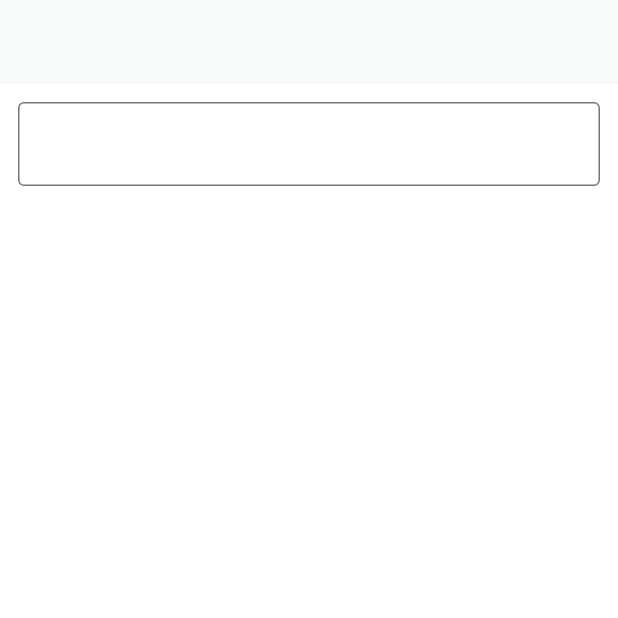
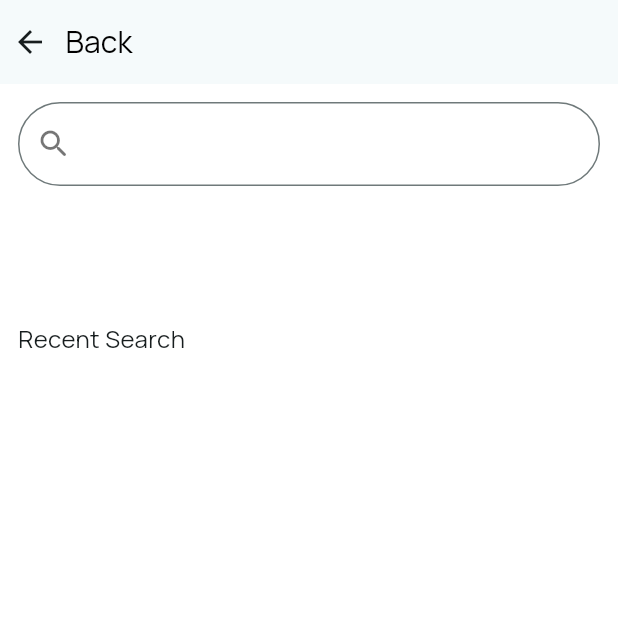
Before and after one commit to Olanrewaaju/Exer, a Flutter app: the SearchScreen screen opened directly, on a phone screen of 412 x 824 dp, the top half of it. Run offline on Flutter 3.47's test engine with Material 3 defaults, Android fonts, the phone set to English and light mode, and no system bars; network calls fail.

Commit message:
Added the recent search section to the search screen

```diff
--- a/lib/main.dart
+++ b/lib/main.dart
@@ -3,6 +3,7 @@ import 'package:exer/screens/test1.dart';
 import 'package:exer/state_management/provider_full_details.dart';
 import 'package:exer/state_management/provider_part.dart';
 import 'package:exer/state_management/provider_search.dart';
+import 'package:exer/state_management/recent_provider.dart';
 import 'package:exer/state_management/saved_exercise.dart';
 import 'package:flutter/material.dart';
 import 'package:provider/provider.dart';
@@ -19,6 +20,7 @@ class MyApp extends StatelessWidget {
   Widget build(BuildContext context) {
     return MultiProvider(
       providers: [
+        ChangeNotifierProvider(create: (context) => RecentProvider()),
         ChangeNotifierProvider(create: (context) => SavedExercise()),
         ChangeNotifierProvider(create: (context) => ProviderPart()),
         ChangeNotifierProvider(create: (context) => ProviderSearch()),
--- a/lib/screens/search_screen.dart
+++ b/lib/screens/search_screen.dart
@@ -1,6 +1,7 @@
 import 'package:exer/screens/bookmarked_screen.dart';
 import 'package:exer/screens/search_display.dart';
 import 'package:exer/state_management/provider_search.dart';
+import 'package:exer/state_management/recent_provider.dart';
 import 'package:flutter/material.dart';
 import 'package:provider/provider.dart';
 
@@ -15,17 +16,44 @@ class _SearchScreenState extends State<SearchScreen> {
   final TextEditingController searchValue = TextEditingController();
   @override
   Widget build(BuildContext context) {
+    final worders = context.read<RecentProvider>().recentWords;
     return Scaffold(
-      appBar: AppBar(),
+      appBar: AppBar(
+        automaticallyImplyLeading: true,
+        leadingWidth: 18,
+        title: TextButton(
+          style: ButtonStyle(padding: WidgetStatePropertyAll(EdgeInsets.zero)),
+          onPressed: () {
+            Navigator.pop(context);
+          },
+
+          child: Text(
+            'Back',
+            style: TextStyle(
+              fontSize: 20,
+              fontWeight: FontWeight.w400,
+              color: Colors.black,
+            ),
+          ),
+        ),
+      ),
+
       body: Padding(
         padding: const EdgeInsets.all(12.0),
         child: Column(
+          crossAxisAlignment: CrossAxisAlignment.start,
           children: [
             TextField(
+              spellCheckConfiguration: SpellCheckConfiguration(
+                spellCheckSuggestionsToolbarBuilder:
+                    (context, editableTextState) {
+                      return Text('');
+                    },
+              ),
               onSubmitted: (value) {
                 // Update provider BEFORE navigating
                 context.read<ProviderSearch>().searches(searchValue.text);
-
+                context.read<RecentProvider>().addtoList(searchValue.text);
                 Navigator.push(
                   context,
                   MaterialPageRoute(
@@ -37,7 +65,48 @@ class _SearchScreenState extends State<SearchScreen> {
               },
 
               controller: searchValue,
-              decoration: InputDecoration(border: OutlineInputBorder()),
+              decoration: InputDecoration(
+                prefixIcon: Icon(Icons.search_rounded, color: Colors.black54),
+                border: OutlineInputBorder(
+                  borderRadius: BorderRadius.circular(30),
+                ),
+              ),
+            ),
+            SizedBox(height: 90),
+            Text('Recent Search', style: TextStyle(fontSize: 16)),
+            SizedBox(height: 12),
+            SizedBox(
+              height: 50,
+              child: ListView.builder(
+                scrollDirection: Axis.horizontal,
+                itemCount: worders.length,
+                itemBuilder: (context, index) {
+                  return Padding(
+                    padding: const EdgeInsets.only(right: 10.0),
+                    child: GestureDetector(
+                      onTap: () {
+                        Navigator.push(
+                          context,
+                          MaterialPageRoute(
+                            builder: (context) {
+                              return SearchDisplay();
+                            },
+                          ),
+                        );
+                        context.read<ProviderSearch>().searches(worders[index]);
+                      },
+                      child: Chip(
+                        color: WidgetStatePropertyAll(
+                          const Color.fromARGB(255, 231, 231, 231),
+                        ),
+
+                        side: BorderSide(color: Colors.grey.shade300),
+                        label: Text(worders[index]),
+                      ),
+                    ),
+                  );
+                },
+              ),
             ),
           ],
         ),
--- /dev/null
+++ b/lib/state_management/recent_provider.dart
@@ -0,0 +1,16 @@
+import 'package:flutter/material.dart';
+
+class RecentProvider extends ChangeNotifier {
+  List<String> _recentWords = [];
+
+  List<String> get recentWords => _recentWords;
+
+  void addtoList(String word) {
+    if (word.trim().isEmpty) return;
+
+    if (!_recentWords.contains(word)) {
+      _recentWords.add(word);
+      notifyListeners();
+    }
+  }
+}
```
Also changed, not shown: lib/reusable_widgets/bottom_navi.dart (+17 -5 lines), lib/screens/profile_screen.dart (+8 -1 lines).
